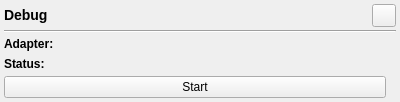
This is src/devtools/debug/ui/status_widget_base.ui in nextgis/qgis_devtools as Qt 5 draws it before an edit. The edited form follows.
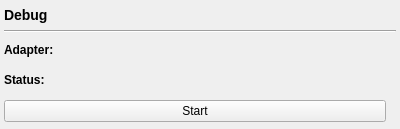
This is the edited form.

Commit message: Added user guide button to debug status widget

```diff
--- a/src/devtools/debug/ui/status_widget_base.ui
+++ b/src/devtools/debug/ui/status_widget_base.ui
@@ -7,7 +7,7 @@
     <x>0</x>
     <y>0</y>
     <width>400</width>
-    <height>102</height>
+    <height>129</height>
    </rect>
   </property>
   <property name="minimumSize">
@@ -39,6 +39,12 @@
     <layout class="QHBoxLayout" name="header_layout">
      <item>
       <widget class="QLabel" name="header_label">
+       <property name="sizePolicy">
+        <sizepolicy hsizetype="Expanding" vsizetype="Preferred">
+         <horstretch>0</horstretch>
+         <verstretch>0</verstretch>
+        </sizepolicy>
+       </property>
        <property name="text">
         <string>&lt;h3&gt;Debug&lt;/h3&gt;</string>
        </property>
@@ -52,6 +58,9 @@
        <property name="text">
         <string/>
        </property>
+       <property name="autoRaise">
+        <bool>true</bool>
+       </property>
       </widget>
      </item>
     </layout>
```
Left out of the diff: 13 changed lines with no effect on the pictures. The commit also changes 3 other files.
